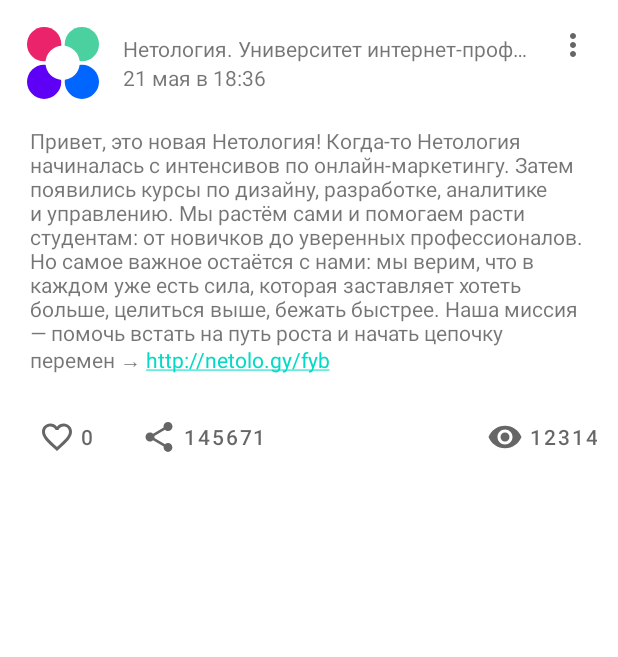
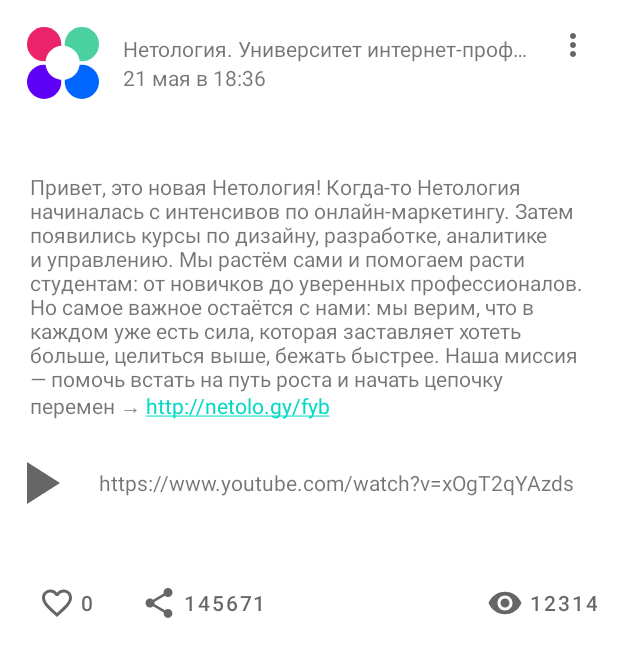
Before and after one commit to fanfars/NMedia, an Android app: the layout post.xml on its own in the app's theme, with its tools: preview values and no code run, on a phone screen of 412 x 824 dp. Shown: the top 657 px of the screen. Run offline under Robolectric (Android 15) with nearby library versions, the phone set to English and light mode, and no system bars.

```diff
--- a/app/src/main/AndroidManifest.xml
+++ b/app/src/main/AndroidManifest.xml
@@ -14,8 +14,9 @@
             android:exported="true">
             <intent-filter>
                 <action android:name="android.intent.action.MAIN" />
-
                 <category android:name="android.intent.category.LAUNCHER" />
+                <action android:name="android.intent.action.VIEW" />
+                <data android:scheme="*" />
             </intent-filter>
         </activity>
         <activity
--- a/app/src/main/java/ru/netology/nmedia/adapter/PostInteractionListener.kt
+++ b/app/src/main/java/ru/netology/nmedia/adapter/PostInteractionListener.kt
@@ -1,6 +1,7 @@
 package ru.netology.nmedia.adapter
 
 import ru.netology.nmedia.dto.Post
+import ru.netology.nmedia.dto.PostVideo
 
 interface PostInteractionListener {
 
@@ -10,4 +11,6 @@ interface PostInteractionListener {
     fun onRemoveClicked(post: Post)
     fun onEditClicked(post: Post)
     fun onUndoClicked()
+    fun onPlayVideoClicked(postVideo: PostVideo)
+
 }
--- a/app/src/main/java/ru/netology/nmedia/data/impl/InMemoryPostRepository.kt
+++ b/app/src/main/java/ru/netology/nmedia/data/impl/InMemoryPostRepository.kt
@@ -20,7 +20,8 @@ class InMemoryPostRepository : PostRepository {
                 published = "07/05/2022",
                 likes = 9999,
                 shares = 99999,
-                views = 150
+                views = 150,
+                postVideo = null
             )
         }
     )
--- /dev/null
+++ b/app/src/main/res/drawable/ic_baseline_play_arrow_48.xml
@@ -0,0 +1,5 @@
+<vector android:height="48dp" android:tint="?attr/colorControlNormal"
+    android:viewportHeight="24" android:viewportWidth="24"
+    android:width="48dp" xmlns:android="http://schemas.android.com/apk/res/android">
+    <path android:fillColor="@android:color/white" android:pathData="M8,5v14l11,-7z"/>
+</vector>
--- a/app/src/main/res/layout/post.xml
+++ b/app/src/main/res/layout/post.xml
@@ -74,16 +74,49 @@
         android:autoLink="web"
         android:padding="2dp"
         android:text="@string/content"
+        app:layout_constraintBottom_toTopOf="@id/videoContent"
         app:layout_constraintEnd_toEndOf="parent"
         app:layout_constraintStart_toStartOf="parent"
         app:layout_constraintTop_toBottomOf="@id/barrierHeadContent" />
+
+    <androidx.appcompat.widget.AppCompatTextView
+        android:id="@+id/videoContent"
+        android:layout_width="wrap_content"
+        android:layout_height="wrap_content"
+        android:text="@string/videoLink"
+        android:layout_marginStart="@dimen/common_spacing"
+        app:layout_constraintBottom_toBottomOf="@id/videoCover"
+        app:layout_constraintStart_toEndOf="@id/videoCover"
+        app:layout_constraintTop_toTopOf="@id/videoCover" />
+
+    <ImageView
+        android:id="@+id/videoCover"
+        android:layout_width="wrap_content"
+        android:layout_height="wrap_content"
+        android:paddingBottom="@dimen/common_spacing"
+        android:paddingTop="@dimen/common_spacing"
+        android:contentDescription="@string/video_cover"
+        android:src="@drawable/ic_baseline_play_arrow_48"
+        app:layout_constraintEnd_toStartOf="@id/videoContent"
+        app:layout_constraintTop_toBottomOf="@id/content"
+
+        />
+
+    <androidx.constraintlayout.widget.Group
+        android:id="@+id/videoGroup"
+        android:layout_width="wrap_content"
+        android:layout_height="wrap_content"
+        android:visibility="visible"
+        app:constraint_referenced_ids="videoCover,videoContent" />
 
     <androidx.constraintlayout.widget.Barrier
         android:id="@+id/barrierContentBottom"
         android:layout_width="wrap_content"
         android:layout_height="wrap_content"
+        android:layout_marginTop="@dimen/common_spacing"
+        android:layout_marginBottom="@dimen/common_spacing"
         app:barrierDirection="bottom"
-        app:constraint_referenced_ids="content" />
+        app:constraint_referenced_ids="content, videoCover" />
 
     <com.google.android.material.button.MaterialButton
         android:id="@+id/likesButton"
--- a/app/src/main/res/values/strings.xml
+++ b/app/src/main/res/values/strings.xml
@@ -18,4 +18,7 @@
     <string name="description_post_edit_cancel">Cancel</string>
     <string name="chooser_share_post">Share post</string>
     <string name="add_post">Add post</string>
+    <string name="videoLink">https://www.youtube.com/watch?v=xOgT2qYAzds</string>
+    <string name="video_cover">Video cover</string>
+    <string name="chooser_play_video">Play video</string>
 </resources>
```
Also changed, not shown: app/src/main/java/ru/netology/nmedia/activity/MainActivity.kt (+19 -27 lines), app/src/main/java/ru/netology/nmedia/activity/PostContentActivity.kt (+24 -2 lines), app/src/main/java/ru/netology/nmedia/adapter/PostsAdapter.kt (+6 -1 lines), app/src/main/java/ru/netology/nmedia/dto/Post.kt (+9 -1 lines), app/src/main/java/ru/netology/nmedia/viewModel/PostViewModel.kt (+14 -2 lines), app/src/main/res/layout/post_content_activity.xml (+24 -3 lines), 1 other file.
